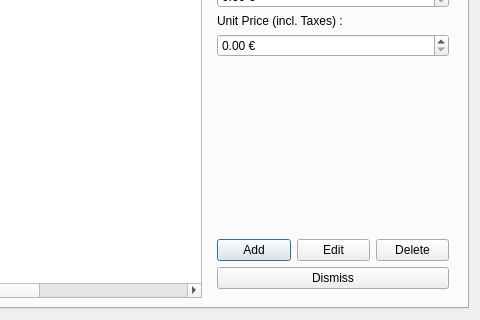
First picture: the form in reparationGarage/dialogmagasinier.ui, repository EquipeNord/reparationVroumVroum, before the edit; both pictures show x 220 to 700 and y 280 to 600 of the 700 by 600 pixel window.
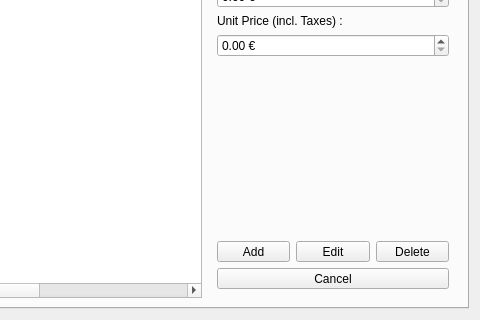
Second picture: the form after the edit. Icons and pictures are not drawn.

What changed in the file:
```diff
--- a/reparationGarage/dialogmagasinier.ui
+++ b/reparationGarage/dialogmagasinier.ui
@@ -204,33 +204,103 @@
               <number>0</number>
              </property>
              <item>
-              <widget class="QPushButton" name="pushButtonAdd">
+              <widget class="QToolButton" name="toolButtonAdd">
+               <property name="sizePolicy">
+                <sizepolicy hsizetype="Expanding" vsizetype="Fixed">
+                 <horstretch>0</horstretch>
+                 <verstretch>0</verstretch>
+                </sizepolicy>
+               </property>
                <property name="text">
                 <string>Add</string>
                </property>
+               <property name="icon">
+                <iconset resource="icons.qrc">
+                 <normaloff>:/icons/add.png</normaloff>:/icons/add.png</iconset>
+               </property>
+               <property name="iconSize">
+                <size>
+                 <width>32</width>
+                 <height>32</height>
+                </size>
+               </property>
+               <property name="toolButtonStyle">
+                <enum>Qt::ToolButtonTextUnderIcon</enum>
+               </property>
               </widget>
              </item>
              <item>
-              <widget class="QPushButton" name="pushButtonEdit">
+              <widget class="QToolButton" name="toolButtonEdit">
+               <property name="sizePolicy">
+                <sizepolicy hsizetype="Expanding" vsizetype="Fixed">
+                 <horstretch>0</horstretch>
+                 <verstretch>0</verstretch>
+                </sizepolicy>
+               </property>
                <property name="text">
                 <string>Edit</string>
                </property>
+               <property name="icon">
+                <iconset resource="icons.qrc">
+                 <normaloff>:/icons/edit.png</normaloff>:/icons/edit.png</iconset>
+               </property>
+               <property name="iconSize">
+                <size>
+                 <width>32</width>
+                 <height>32</height>
+                </size>
+               </property>
+               <property name="toolButtonStyle">
+                <enum>Qt::ToolButtonTextUnderIcon</enum>
+               </property>
               </widget>
              </item>
              <item>
-              <widget class="QPushButton" name="pushButtonDelete">
+              <widget class="QToolButton" name="toolButtonDelete">
+               <property name="sizePolicy">
+                <sizepolicy hsizetype="Expanding" vsizetype="Fixed">
+                 <horstretch>0</horstretch>
+                 <verstretch>0</verstretch>
+                </sizepolicy>
+               </property>
                <property name="text">
                 <string>Delete</string>
                </property>
+               <property name="icon">
+                <iconset resource="icons.qrc">
+                 <normaloff>:/icons/remove.png</normaloff>:/icons/remove.png</iconset>
+               </property>
+               <property name="iconSize">
+                <size>
+                 <width>32</width>
+                 <height>32</height>
+                </size>
+               </property>
+               <property name="toolButtonStyle">
+                <enum>Qt::ToolButtonTextUnderIcon</enum>
+               </property>
               </widget>
              </item>
             </layout>
            </widget>
           </item>
           <item>
-           <widget class="QPushButton" name="pushButtonDismiss">
+           <widget class="QToolButton" name="toolButtonCancel">
+            <property name="sizePolicy">
+             <sizepolicy hsizetype="Expanding" vsizetype="Fixed">
+              <horstretch>0</horstretch>
+              <verstretch>0</verstretch>
+             </sizepolicy>
+            </property>
             <property name="text">
-             <string>Dismiss</string>
+             <string>Cancel</string>
+            </property>
+            <property name="icon">
+             <iconset resource="icons.qrc">
+              <normaloff>:/icons/cancel.png</normaloff>:/icons/cancel.png</iconset>
+            </property>
+            <property name="toolButtonStyle">
+             <enum>Qt::ToolButtonTextBesideIcon</enum>
             </property>
            </widget>
           </item>
```
Left out of the diff: 4 changed lines with no effect on the pictures.
